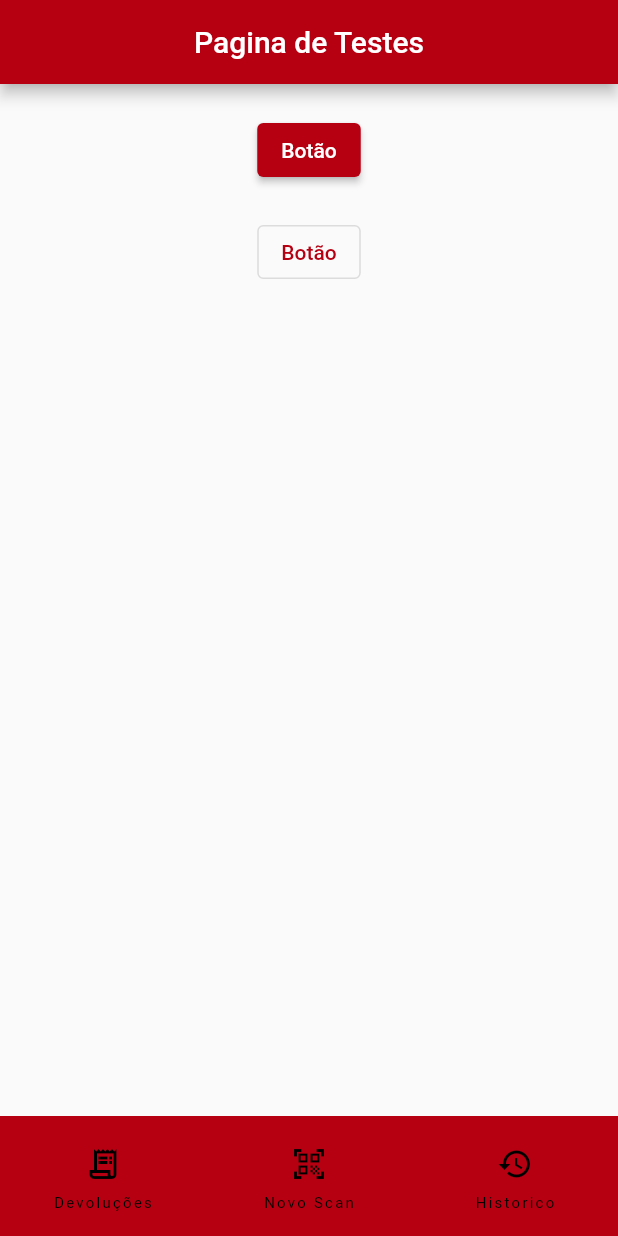
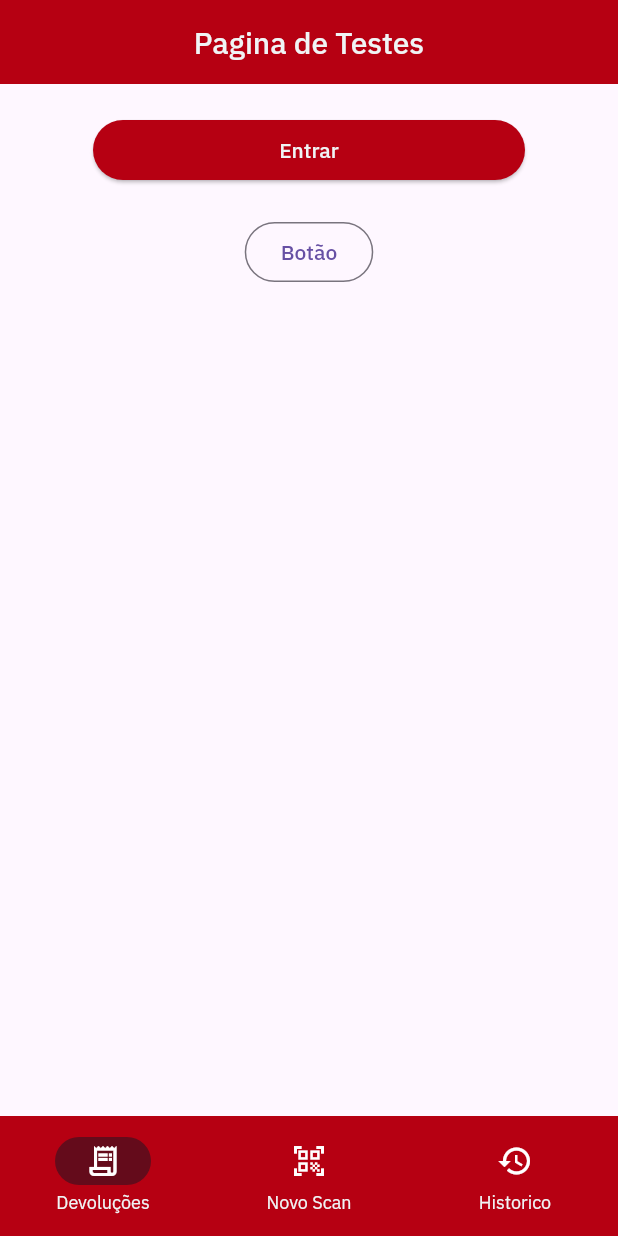
Before and after one commit to 4Ventz/leitor_codigo_barras, a Flutter app: the screen it shows after launch, on a phone screen of 412 x 824 dp. Run offline on Flutter 3.47's test engine with Material 2 defaults, Android fonts, the phone set to English and light mode, and no system bars; our stand-ins replace google_fonts; missing offline and left inert: flutter_barcode_scanner.

Commit message:
customizations on test_page, added google fonts

```diff
--- a/lib/shared/app_widget.dart
+++ b/lib/shared/app_widget.dart
@@ -1,4 +1,5 @@
 import 'package:flutter/material.dart';
+import 'package:google_fonts/google_fonts.dart';
 import 'package:leitor_codigo_barras/src/teste_page.dart';
 
 import 'custom_colors.dart';
@@ -12,9 +13,16 @@ class AppWidget extends StatelessWidget {
       title: 'Leitor de codigo de barras',
       debugShowCheckedModeBanner: false,
       theme: ThemeData(
+        useMaterial3: true,
         primarySwatch: CustomColor().mainRed,
-        textTheme:
-            const TextTheme(bodyText2: TextStyle(color: Color(0xFFFFFFFF))),
+        textTheme: GoogleFonts.ibmPlexSansTextTheme(
+          Theme.of(context).textTheme,
+        ),
+        appBarTheme: AppBarTheme(
+          centerTitle: true,
+          foregroundColor: CustomColor().offWhite,
+          backgroundColor: CustomColor().mainRed,
+        ),
       ),
       home: const TestePage(),
     );
--- a/lib/shared/custom_colors.dart
+++ b/lib/shared/custom_colors.dart
@@ -1,7 +1,7 @@
 import 'package:flutter/material.dart';
 
 // Colors
-// Vermelho escuro
+// Main Red
 class CustomColor {
   MaterialColor mainRed = const MaterialColor(0xFFB60012, <int, Color>{
     50: Color(0xFFB60012),
@@ -15,4 +15,32 @@ class CustomColor {
     800: Color(0xFFB60012),
     900: Color(0xFFB60012),
   });
+
+// Off White
+  MaterialColor offWhite = const MaterialColor(0xFFF0F4F5, <int, Color>{
+    50: Color(0xFFF0F4F5),
+    100: Color(0xFFF0F4F5),
+    200: Color(0xFFF0F4F5),
+    300: Color(0xFFF0F4F5),
+    400: Color(0xFFF0F4F5),
+    500: Color(0xFFF0F4F5),
+    600: Color(0xFFF0F4F5),
+    700: Color(0xFFF0F4F5),
+    800: Color(0xFFF0F4F5),
+    900: Color(0xFFF0F4F5),
+  });
+
+// Indicator
+  MaterialColor indicatorBlue = const MaterialColor(0x73001925, <int, Color>{
+    50: Color(0x73001925),
+    100: Color(0x73001925),
+    200: Color(0x73001925),
+    300: Color(0x73001925),
+    400: Color(0x73001925),
+    500: Color(0x73001925),
+    600: Color(0x73001925),
+    700: Color(0x73001925),
+    800: Color(0x73001925),
+    900: Color(0x73001925),
+  });
 }
--- a/lib/src/teste_page.dart
+++ b/lib/src/teste_page.dart
@@ -1,14 +1,27 @@
 import 'package:flutter/material.dart';
 import 'package:leitor_codigo_barras/shared/custom_colors.dart';
 
-class TestePage extends StatelessWidget {
+class TestePage extends StatefulWidget {
   const TestePage({super.key});
+
+  @override
+  State<TestePage> createState() => _TestePageState();
+}
+
+class _TestePageState extends State<TestePage> {
+  int bottomIndex = 0;
+  changeBottomIndex(int index) {
+    setState(() {
+      bottomIndex = index;
+    });
+  }
 
   @override
   Widget build(BuildContext context) {
     return Scaffold(
       appBar: AppBar(
         centerTitle: true,
+        backgroundColor: CustomColor().mainRed,
         title: const Text('Pagina de Testes'),
       ),
       body: Center(
@@ -17,10 +30,16 @@ class TestePage extends StatelessWidget {
             height: 20,
           ),
           ElevatedButton(
+            style: ElevatedButton.styleFrom(
+                backgroundColor: CustomColor().mainRed,
+                fixedSize: const Size.fromWidth(288)),
             onPressed: () {
               print("Clicou");
             },
-            child: const Text("Botão"),
+            child: Text(
+              "Entrar",
+              style: TextStyle(color: CustomColor().offWhite),
+            ),
           ),
           const SizedBox(
             height: 20,
@@ -33,17 +52,37 @@ class TestePage extends StatelessWidget {
           ),
         ]),
       ),
-      bottomNavigationBar: NavigationBar(
-          height: 80,
-          backgroundColor: CustomColor().mainRed,
-          destinations: [
-            NavigationDestination(
-                icon: Icon(Icons.receipt_long_outlined), label: 'Devoluções'),
-            NavigationDestination(
-                icon: Icon(Icons.qr_code_scanner_outlined), label: 'Novo Scan'),
-            NavigationDestination(
-                icon: Icon(Icons.history_outlined), label: 'Historico')
-          ]),
+      bottomNavigationBar: NavigationBarTheme(
+          data: NavigationBarThemeData(
+              indicatorColor: CustomColor().indicatorBlue,
+              labelTextStyle: MaterialStateProperty.all(
+                  TextStyle(fontSize: 12, color: CustomColor().offWhite))),
+          child: NavigationBar(
+            onDestinationSelected: (value) => changeBottomIndex(value),
+            selectedIndex: bottomIndex,
+            height: 80,
+            backgroundColor: CustomColor().mainRed,
+            destinations: const [
+              NavigationDestination(
+                  icon: Icon(
+                    Icons.receipt_long_outlined,
+                    color: Color(0xFFFFFFFF),
+                  ),
+                  label: 'Devoluções'),
+              NavigationDestination(
+                  icon: Icon(
+                    Icons.qr_code_scanner_outlined,
+                    color: Color(0xFFFFFFFF),
+                  ),
+                  label: 'Novo Scan'),
+              NavigationDestination(
+                  icon: Icon(
+                    Icons.history_outlined,
+                    color: Color(0xFFFFFFFF),
+                  ),
+                  label: 'Historico')
+            ],
+          )),
     );
   }
 }
```
Also changed, not shown: pubspec.yaml (+30 -27 lines), pubspec.lock, 1 other file.
